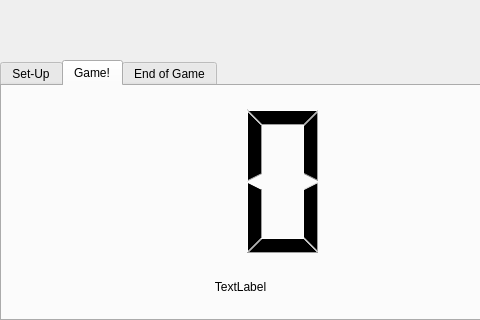
Above: CDFR_2019_QT/gamewindow.ui from guillaumeb49/QT_CDFR_2019 before the change. Below: the same form after it.
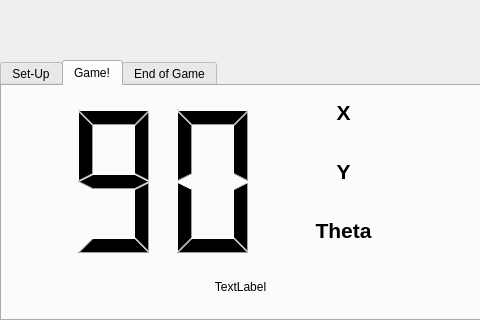
That is the form after the change. The open tabs and pages were chosen to show the change. Icons and pictures are not drawn.

Patch:
```diff
--- a/CDFR_2019_QT/gamewindow.ui
+++ b/CDFR_2019_QT/gamewindow.ui
@@ -264,7 +264,7 @@
        <rect>
         <x>13</x>
         <y>10</y>
-        <width>451</width>
+        <width>311</width>
         <height>171</height>
        </rect>
       </property>
@@ -272,7 +272,7 @@
        <enum>QFrame::NoFrame</enum>
       </property>
       <property name="smallDecimalPoint">
-       <bool>false</bool>
+       <bool>true</bool>
       </property>
       <property name="digitCount">
        <number>2</number>
@@ -281,9 +281,117 @@
        <enum>QLCDNumber::Filled</enum>
       </property>
       <property name="value" stdset="0">
-       <double>0.000000000000000</double>
+       <double>90.000000000000000</double>
       </property>
      </widget>
+     <widget class="QWidget" name="gridLayoutWidget_3">
+      <property name="geometry">
+       <rect>
+        <x>300</x>
+        <y>0</y>
+        <width>171</width>
+        <height>171</height>
+       </rect>
+      </property>
+      <layout class="QGridLayout" name="gridLayout_2">
+       <item row="0" column="0">
+        <widget class="QLabel" name="label_10">
+         <property name="font">
+          <font>
+           <pointsize>16</pointsize>
+           <weight>75</weight>
+           <bold>true</bold>
+          </font>
+         </property>
+         <property name="text">
+          <string>X</string>
+         </property>
+         <property name="alignment">
+          <set>Qt::AlignCenter</set>
+         </property>
+        </widget>
+       </item>
+       <item row="2" column="0">
+        <widget class="QLabel" name="label_19">
+         <property name="font">
+          <font>
+           <pointsize>16</pointsize>
+           <weight>75</weight>
+           <bold>true</bold>
+          </font>
+         </property>
+         <property name="text">
+          <string>Theta</string>
+         </property>
+         <property name="alignment">
+          <set>Qt::AlignCenter</set>
+         </property>
+        </widget>
+       </item>
+       <item row="1" column="0">
+        <widget class="QLabel" name="label_16">
+         <property name="font">
+          <font>
+           <pointsize>16</pointsize>
+           <weight>75</weight>
+           <bold>true</bold>
+          </font>
+         </property>
+         <property name="text">
+          <string>Y</string>
+         </property>
+         <property name="alignment">
+          <set>Qt::AlignCenter</set>
+         </property>
+        </widget>
+       </item>
+       <item row="0" column="1">
+        <widget class="QLabel" name="lbl_x">
+         <property name="font">
+          <font>
+           <pointsize>14</pointsize>
+          </font>
+         </property>
+         <property name="text">
+          <string/>
+         </property>
+         <property name="alignment">
+          <set>Qt::AlignCenter</set>
+         </property>
+        </widget>
+       </item>
+       <item row="1" column="1">
+        <widget class="QLabel" name="lbl_y">
+         <property name="font">
+          <font>
+           <pointsize>14</pointsize>
+          </font>
+         </property>
+         <property name="text">
+          <string/>
+         </property>
+         <property name="alignment">
+          <set>Qt::AlignCenter</set>
+         </property>
+        </widget>
+       </item>
+       <item row="2" column="1">
+        <widget class="QLabel" name="lbl_theta">
+         <property name="font">
+          <font>
+           <pointsize>14</pointsize>
+          </font>
+         </property>
+         <property name="text">
+          <string/>
+         </property>
+         <property name="alignment">
+          <set>Qt::AlignCenter</set>
+         </property>
+        </widget>
+       </item>
+      </layout>
+     </widget>
     </widget>
     <widget class="QWidget" name="tab_end_game">
      <attribute name="title">
```
